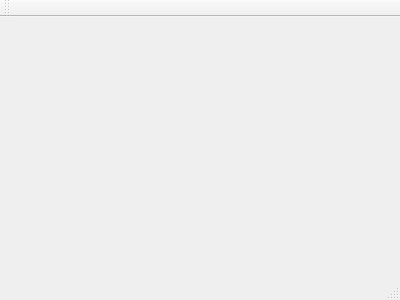
Qt form Dialoge/DlgHaupt.ui (QAlarm/Klient) before a commit.
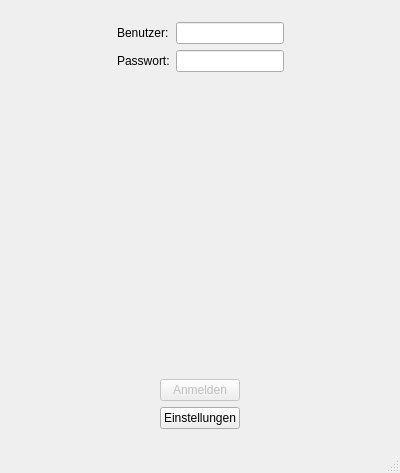
The same form after that commit.

Commit message: - Das Eingangsdessign

```diff
--- a/Dialoge/DlgHaupt.ui
+++ b/Dialoge/DlgHaupt.ui
@@ -1,24 +1,162 @@
 <ui version="4.0">
  <class>DlgHaupt</class>
- <widget class="QMainWindow" name="DlgHaupt" >
-  <property name="geometry" >
+ <widget class="QMainWindow" name="DlgHaupt">
+  <property name="geometry">
    <rect>
     <x>0</x>
     <y>0</y>
     <width>400</width>
-    <height>300</height>
+    <height>473</height>
    </rect>
   </property>
   <property name="windowTitle" >
    <string>DlgHaupt</string>
   </property>
-  <widget class="QMenuBar" name="menuBar" />
-  <widget class="QToolBar" name="mainToolBar" />
-  <widget class="QWidget" name="centralWidget" />
-  <widget class="QStatusBar" name="statusBar" />
+  <widget class="QWidget" name="centralWidget">
+   <layout class="QVBoxLayout" name="verticalLayout">
+    <item>
+     <widget class="QStackedWidget" name="Stapel">
+      <widget class="QWidget" name="Start">
+       <layout class="QVBoxLayout" name="verticalLayout_3">
+        <item>
+         <layout class="QHBoxLayout" name="horizontalLayout_2">
+          <item>
+           <spacer name="horizontalSpacer_3">
+            <property name="orientation">
+             <enum>Qt::Horizontal</enum>
+            </property>
+            <property name="sizeHint" stdset="0">
+             <size>
+              <width>40</width>
+              <height>20</height>
+             </size>
+            </property>
+           </spacer>
+          </item>
+          <item>
+           <layout class="QFormLayout" name="formLayout">
+            <item row="0" column="0">
+             <widget class="QLabel" name="label">
+              <property name="text">
+               <string>Benutzer:</string>
+              </property>
+             </widget>
+            </item>
+            <item row="0" column="1">
+             <widget class="QLineEdit" name="txtName">
+              <property name="clearButtonEnabled">
+               <bool>true</bool>
+              </property>
+             </widget>
+            </item>
+            <item row="1" column="0">
+             <widget class="QLabel" name="label_2">
+              <property name="text">
+               <string>Passwort:</string>
+              </property>
+             </widget>
+            </item>
+            <item row="1" column="1">
+             <widget class="QLineEdit" name="txtPasswort">
+              <property name="echoMode">
+               <enum>QLineEdit::Password</enum>
+              </property>
+              <property name="clearButtonEnabled">
+               <bool>true</bool>
+              </property>
+             </widget>
+            </item>
+           </layout>
+          </item>
+          <item>
+           <spacer name="horizontalSpacer_4">
+            <property name="orientation">
+             <enum>Qt::Horizontal</enum>
+            </property>
+            <property name="sizeHint" stdset="0">
+             <size>
+              <width>40</width>
+              <height>20</height>
+             </size>
+            </property>
+           </spacer>
+          </item>
+         </layout>
+        </item>
+        <item>
+         <spacer name="verticalSpacer">
+          <property name="orientation">
+           <enum>Qt::Vertical</enum>
+          </property>
+          <property name="sizeHint" stdset="0">
+           <size>
+            <width>20</width>
+            <height>253</height>
+           </size>
+          </property>
+         </spacer>
+        </item>
+        <item>
+         <layout class="QHBoxLayout" name="horizontalLayout">
+          <item>
+           <spacer name="horizontalSpacer">
+            <property name="orientation">
+             <enum>Qt::Horizontal</enum>
+            </property>
+            <property name="sizeHint" stdset="0">
+             <size>
+              <width>40</width>
+              <height>20</height>
+             </size>
+            </property>
+           </spacer>
+          </item>
+          <item>
+           <layout class="QVBoxLayout" name="verticalLayout_2">
+            <item>
+             <widget class="QPushButton" name="sfAnmelden">
+              <property name="enabled">
+               <bool>false</bool>
+              </property>
+              <property name="text">
+               <string>Anmelden</string>
+              </property>
+             </widget>
+            </item>
+            <item>
+             <widget class="QPushButton" name="sfEinstellungen">
+              <property name="text">
+               <string>Einstellungen</string>
+              </property>
+             </widget>
+            </item>
+           </layout>
+          </item>
+          <item>
+           <spacer name="horizontalSpacer_2">
+            <property name="orientation">
+             <enum>Qt::Horizontal</enum>
+            </property>
+            <property name="sizeHint" stdset="0">
+             <size>
+              <width>40</width>
+              <height>20</height>
+             </size>
+            </property>
+           </spacer>
+          </item>
+         </layout>
+        </item>
+       </layout>
+      </widget>
+      <widget class="QWidget" name="page_2"/>
+     </widget>
+    </item>
+   </layout>
+  </widget>
+  <widget class="QStatusBar" name="statusBar"/>
  </widget>
- <layoutDefault spacing="6" margin="11" />
- <pixmapfunction></pixmapfunction>
+ <layoutdefault spacing="6" margin="11"/>
  <resources/>
  <connections/>
 </ui>
```
Left out of the diff: 5 changed lines with no effect on the pictures.
